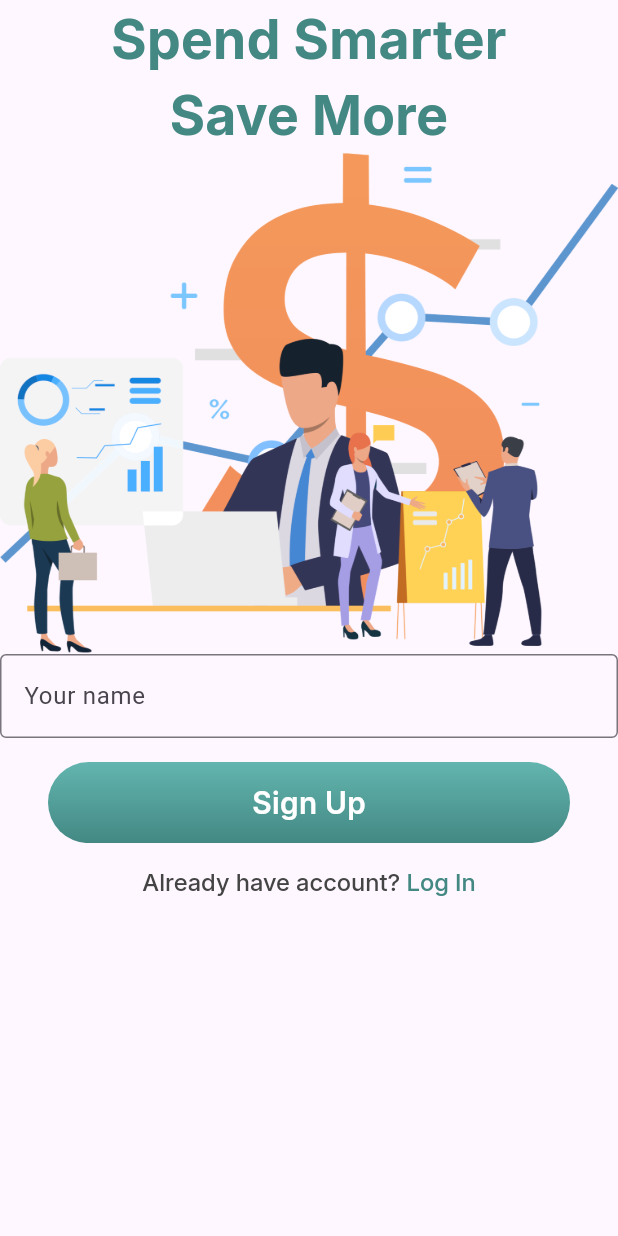
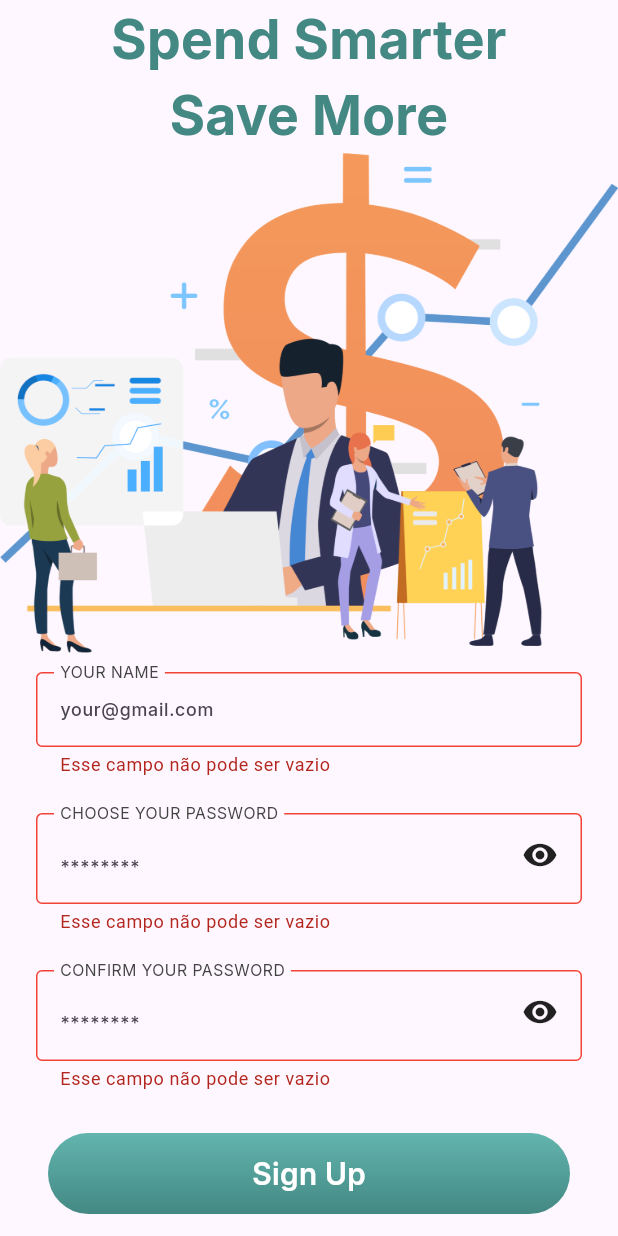
Before and after one commit to lourencomacuacua/financy-app, a Flutter app: the screen it shows after launch, after a tap on "Sign Up", on a phone screen of 412 x 824 dp. Run offline on Flutter 3.47's test engine with Material 3 defaults, Android fonts, the phone set to English and light mode, and no system bars.

Commit message:
input validadtion

```diff
--- a/lib/common/constantns/app_colors.dart
+++ b/lib/common/constantns/app_colors.dart
@@ -8,6 +8,7 @@ class AppColors {
   static const Color white = Color(0XFFFFFFFF);
   static const Color iceWhite = Color(0XFFEEF8F7);
   static const Color grey = Color(0XFF444444);
+  static const Color dartGrey = Color(0XFF666666);
   static const List<Color> greenGradient = [
     Color(0xFF63B5AF),
     Color(0xFF438883)
--- a/lib/common/constantns/app_text_styles.dart
+++ b/lib/common/constantns/app_text_styles.dart
@@ -25,4 +25,16 @@ class AppTextStyles {
     fontSize: 16.0,
     fontWeight: FontWeight.w500,
   );
+
+  static const TextStyle inputLabelText = TextStyle(
+    fontFamily: 'Inter',
+    fontSize: 14.0,
+    fontWeight: FontWeight.w400,
+  );
+
+  static const TextStyle inputText = TextStyle(
+      fontFamily: 'Inter', fontSize: 12.0, fontWeight: FontWeight.w500);
+
+  static const TextStyle inputHintText = TextStyle(
+      fontFamily: 'Inter', fontSize: 12.0, fontWeight: FontWeight.w400);
 }
--- /dev/null
+++ b/lib/common/constantns/widget/custom_text_form_field.dart
@@ -0,0 +1,79 @@
+import 'package:finaceiro/common/constantns/app_colors.dart';
+import 'package:finaceiro/common/constantns/app_text_styles.dart';
+import 'package:finaceiro/feactures/sing_up/sing_up_page.dart';
+import 'package:flutter/material.dart';
+
+class CustomTextFormField extends StatefulWidget {
+  final EdgeInsetsGeometry? padding;
+  final String? hintText;
+  final String? labelText;
+  final TextCapitalization? textCapitalization;
+  final TextEditingController? controller;
+  final TextInputType? keyboardType;
+  final int? maxLength;
+  final TextInputAction? textInputAction;
+  final Widget? sufixIcon;
+  final bool? obscureText;
+  final FormFieldValidator<String>? validator;
+
+  const CustomTextFormField({
+    super.key,
+    this.padding,
+    this.hintText,
+    this.labelText,
+    this.textCapitalization,
+    this.controller,
+    this.keyboardType,
+    this.maxLength,
+    this.textInputAction,
+    this.sufixIcon,
+    this.obscureText,
+    this.validator,
+  });
+
+  @override
+  State<CustomTextFormField> createState() => _CustomTextFormFieldState();
+}
+
+class _CustomTextFormFieldState extends State<CustomTextFormField> {
+  final defaultBorder = const OutlineInputBorder(
+    borderSide: BorderSide(color: AppColors.greenlightTwo),
+  );
+
+  @override
+  Widget build(BuildContext context) {
+    return Padding(
+      padding: widget.padding ??
+          const EdgeInsets.symmetric(horizontal: 24.0, vertical: 12.0),
+      child: TextFormField(
+        style: AppTextStyles.inputText.copyWith(color: AppColors.greenlightOne),
+        obscureText: widget.obscureText ?? false,
+        textInputAction: widget.textInputAction,
+        maxLength: widget.maxLength,
+        keyboardType: widget.keyboardType,
+        controller: widget.controller,
+        textCapitalization:
+            widget.textCapitalization ?? TextCapitalization.none,
+        validator: widget.validator, // Adicionei o validator aqui
+        decoration: InputDecoration(
+          suffix: widget.sufixIcon,
+          hintText: widget.hintText,
+          floatingLabelBehavior: FloatingLabelBehavior.always,
+          labelText: widget.labelText?.toUpperCase(),
+          labelStyle:
+              AppTextStyles.inputLabelText.copyWith(color: AppColors.grey),
+          border: defaultBorder,
+          focusedBorder: defaultBorder.copyWith(
+            borderSide: const BorderSide(color: Colors.blue),
+          ),
+          errorBorder: defaultBorder.copyWith(
+            borderSide: const BorderSide(color: Colors.red),
+          ),
+          focusedErrorBorder: defaultBorder,
+          enabledBorder: defaultBorder,
+          disabledBorder: defaultBorder,
+        ),
+      ),
+    );
+  }
+}
--- /dev/null
+++ b/lib/common/constantns/widget/password_form_filed.dart
@@ -0,0 +1,52 @@
+import 'dart:developer';
+
+import 'package:finaceiro/common/constantns/widget/custom_text_form_field.dart';
+import 'package:flutter/material.dart';
+
+class PasswordFormFiled extends StatefulWidget {
+  final TextEditingController? controller;
+  final EdgeInsetsGeometry? padding;
+  final String? hintText;
+  final String? labelText;
+  final FormFieldValidator<String>? validator;
+
+  const PasswordFormFiled({
+    super.key,
+    this.controller,
+    this.padding,
+    this.hintText,
+    this.labelText,
+    this.validator,
+  });
+
+  @override
+  State<PasswordFormFiled> createState() => _PasswordFormFiledState();
+}
+
+class _PasswordFormFiledState extends State<PasswordFormFiled> {
+  bool isHidden = true;
+
+  @override
+  Widget build(BuildContext context) {
+    return CustomTextFormField(
+      validator:
+          widget.validator, // Validação repassada para o CustomTextFormField
+      obscureText: isHidden, // Controle de visibilidade do texto
+      controller: widget.controller,
+      padding: widget.padding,
+      hintText: widget.hintText,
+      labelText: widget.labelText,
+      sufixIcon: InkWell(
+        borderRadius: BorderRadius.circular(23.0),
+        onTap: () {
+          setState(() {
+            isHidden = !isHidden; // Alterna entre ocultar e mostrar a senha
+          });
+        },
+        child: Icon(
+          isHidden ? Icons.visibility : Icons.visibility_off,
+        ),
+      ),
+    );
+  }
+}
--- a/lib/feactures/sing_up/sing_up_page.dart
+++ b/lib/feactures/sing_up/sing_up_page.dart
@@ -3,11 +3,19 @@ import 'dart:developer';
 import 'package:finaceiro/common/constantns/app_colors.dart';
 import 'package:finaceiro/common/constantns/app_text_styles.dart';
 import 'package:finaceiro/common/constantns/widget/PrimaryButton.dart';
+import 'package:finaceiro/common/constantns/widget/custom_text_form_field.dart';
+import 'package:finaceiro/common/constantns/widget/password_form_filed.dart';
 import 'package:flutter/material.dart';
 
-class SingUpPage extends StatelessWidget {
+class SingUpPage extends StatefulWidget {
   const SingUpPage({super.key});
 
+  @override
+  State<SingUpPage> createState() => _SingUpPageState();
+}
+
+class _SingUpPageState extends State<SingUpPage> {
+  final _formKey = GlobalKey<FormState>();
   @override
   Widget build(BuildContext context) {
     return Scaffold(
@@ -27,21 +35,55 @@ class SingUpPage extends StatelessWidget {
           ),
           Image.asset('assets/images/man.png'),
           Form(
+              key: _formKey,
               child: Column(
-            children: [
-              TextFormField(
-                decoration: const InputDecoration(
-                    labelText: "Your name",
-                     border: OutlineInputBorder()),
-              )
-            ],
-          )),
+                children: [
+                  CustomTextFormField(
+                    labelText: "your name",
+                    hintText: "your@gmail.com",
+                    validator: (value) {
+                      if (value != null && value.isEmpty) {
+                        return "Esse campo não pode ser vazio";
+                      }
+                      return null;
+                    },
+                  ),
+                  PasswordFormFiled(
+                    labelText: "Choose your password",
+                    hintText: "********",
+                    validator: (value) {
+                      if (value != null && value.isEmpty) {
+                        return "Esse campo não pode ser vazio";
+                      }
+                      return null;
+                    },
+                  ),
+                  PasswordFormFiled(
+                    labelText: "Confirm your password",
+                    hintText: "********",
+                    validator: (value) {
+                      if (value != null && value.isEmpty) {
+                        return "Esse campo não pode ser vazio";
+                      }
+                      return null;
+                    },
+                  )
+                ],
+              )),
           Padding(
             padding:
                 const EdgeInsets.symmetric(horizontal: 32.0, vertical: 16.0),
             child: Primarybutton(
               text: 'Sign Up',
-              onPressed: () => log('tap'),
+              onPressed: () {
+                final valid = _formKey.currentState != null &&
+                    _formKey.currentState!.validate();
+                if (valid) {
+                  log("Continuar lógica de login");
+                } else {
+                  log("erro ao logar");
+                }
+              },
             ),
           ),
           Center(
```
